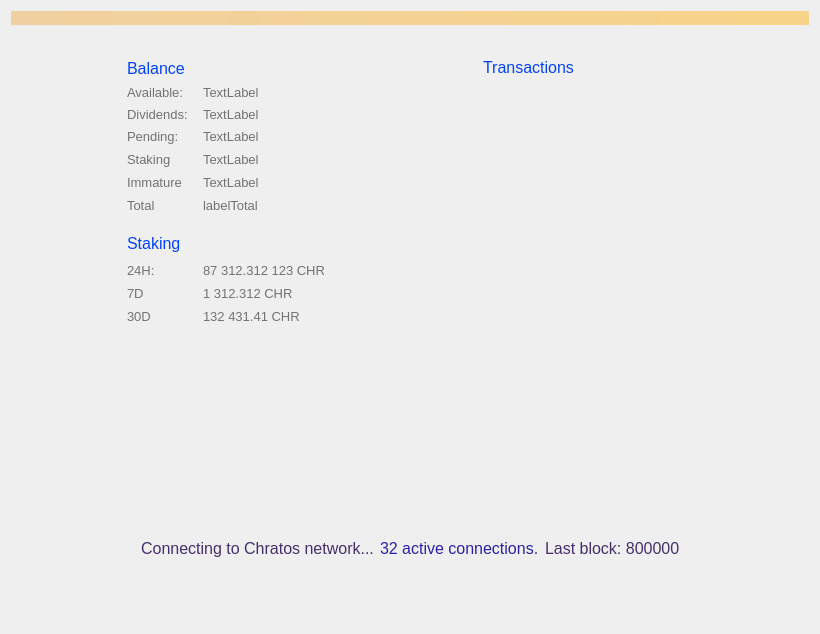
Before: the Qt Designer form src/qt/forms/overviewpage.ui in chratos-system/chratos-core, drawn with Qt 5.
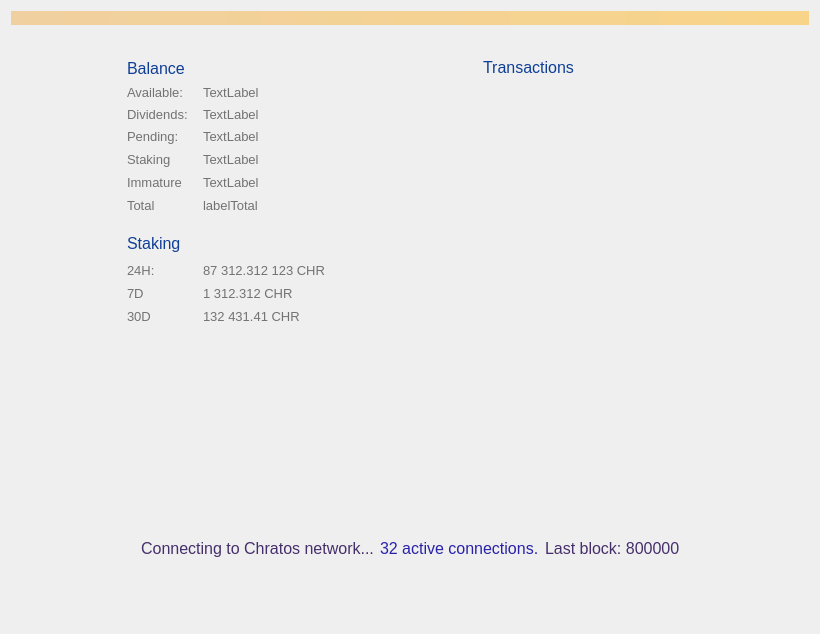
After: the same form once the commit is applied. Custom widgets are drawn as their Qt base class.

Commit message: Added in new color schemes for Chratos

```diff
--- a/src/qt/forms/overviewpage.ui
+++ b/src/qt/forms/overviewpage.ui
@@ -118,7 +118,7 @@
             </font>
            </property>
            <property name="styleSheet">
-            <string notr="true">color: #0343f6; text-transform: uppercase; font-size: 16px</string>
+            <string notr="true">color: #0f3e97; text-transform: uppercase; font-size: 16px</string>
            </property>
            <property name="text">
             <string>Balance</string>
@@ -582,7 +582,7 @@
             </font>
            </property>
            <property name="styleSheet">
-            <string notr="true">color: #0343f6; text-transform: uppercase; font-size: 16px</string>
+            <string notr="true">color: #0f3e97; text-transform: uppercase; font-size: 16px</string>
            </property>
            <property name="text">
             <string>Staking</string>
@@ -985,7 +985,7 @@
               </font>
              </property>
              <property name="styleSheet">
-              <string notr="true">color: #0343f6; text-transform: uppercase; font-size: 16px;</string>
+              <string notr="true">color: #0f3e97; text-transform: uppercase; font-size: 16px;</string>
              </property>
              <property name="text">
               <string>Transactions</string>
```
Left out of the diff: 4 changed lines with no effect on the pictures. The commit also changes 11 other files.
